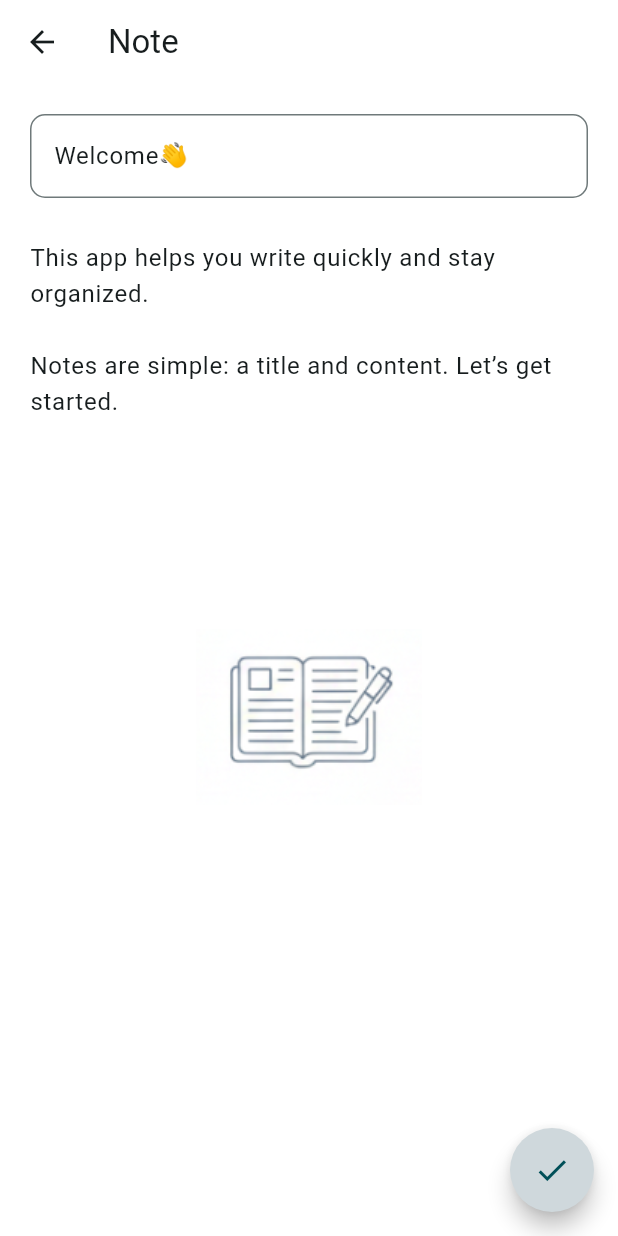
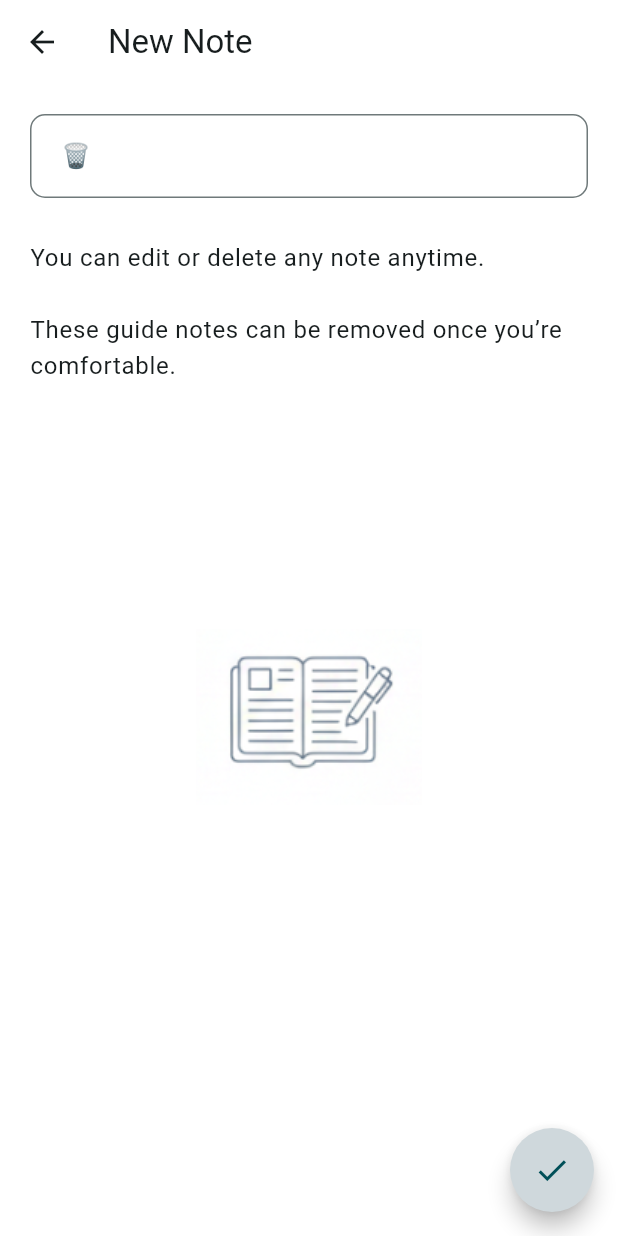
Before and after one commit to varinder56/notes_app, a Flutter app: the NoteDetailPage screen opened directly with sample values from the repository, on a phone screen of 412 x 824 dp. Run offline on Flutter 3.47's test engine with Material 3 defaults, Android fonts, the phone set to English and light mode, and no system bars; our stand-ins replace font_awesome_flutter, shared_preferences, sqflite; accounts and stored records are empty.

Commit message:
DataBase Added

```diff
--- a/lib/data/local_data/data_connection.dart
+++ b/lib/data/local_data/data_connection.dart
@@ -64,4 +64,10 @@ class DBHelper {
       whereArgs: [note.id],
     );
   }
+  //      //         //
+
+  Future<void> deleteNote(int id) async {
+    final db = await getDB();
+    await db.delete(tableName, where: "$col_1 = ?", whereArgs: [id]);
+  }
 }
--- a/lib/note_screen.dart
+++ b/lib/note_screen.dart
@@ -41,7 +41,13 @@ class _NoteDetailPageState extends State<NoteDetailPage> {
       backgroundColor: Colors.white,
       appBar: AppBar(
         backgroundColor: Colors.white,
-        title: Text("Note"),
+        title: Text(
+          widget.mode == NoteMode.create
+              ? "New Note"
+              : (widget.note!.title.isNotEmpty
+                    ? widget.note!.title
+                    : widget.note!.content.split('\n').first),
+        ),
         actions: _mode == NoteMode.view
             ? [
                 IconButton(
@@ -88,7 +94,8 @@ class _NoteDetailPageState extends State<NoteDetailPage> {
                       },
                     );
 
-                    if (confirm == true) {
+                    if (confirm == true && widget.note?.id != null) {
+                      await DBHelper.getDBinstance.deleteNote(widget.note!.id!);
                       navigator.pop(NoteAction.deleted);
                     }
                   },
@@ -154,17 +161,23 @@ class _NoteDetailPageState extends State<NoteDetailPage> {
                 borderRadius: BorderRadius.circular(30),
               ),
               onPressed: () async {
+                final navigator = Navigator.of(context);
                 if (contentController.text.trim().isEmpty) {
                   Navigator.pop(context);
                   return;
                 }
-                final currentNote = createNote(
+                final currentNote = ANote(
+                  id: widget.note?.id,
                   title: titleController.text,
                   content: contentController.text,
                   date: DateTime.now(),
                 );
-                await DBHelper.getDBinstance.insertNote(currentNote);
-                Navigator.pop(context, true);
+                if (_mode == NoteMode.edit) {
+                  await DBHelper.getDBinstance.updateNote(currentNote);
+                } else {
+                  await DBHelper.getDBinstance.insertNote(currentNote);
+                }
+                navigator.pop(true);
               },
               child: Icon(Icons.check_outlined, size: 25),
             )
--- a/lib/sun.dart
+++ b/lib/sun.dart
@@ -29,15 +29,6 @@ class ANote {
 }
 
 ////////////////////////////////////////////////////////////////////////////////////////////
-ANote createNote({
-  required String title,
-  required String content,
-  required DateTime date,
-}) {
-  return ANote(title: title, content: content, date: date);
-}
-
-////////////////////////////////////////////////////////////////////////////////////////////
 String previewText(String content) {
   final lines = content.split('\n');
 
@@ -56,10 +47,24 @@ enum NoteAction { deleted }
 List<ANote> onboardingNotes() {
   return [
     ANote(
-      title: "Welcome👋",
+      title: " 🗑️",
       content:
-          "This app helps you write quickly and stay organized.\n\n"
-          "Notes are simple: a title and content. Let’s get started.",
+          "You can edit or delete any note anytime.\n\n"
+          "These guide notes can be removed once you’re comfortable.",
+      date: DateTime.now(),
+    ),
+    ANote(
+      title: "Smart Titles 🧠",
+      content:
+          "If you forget to add a title,\n"
+          "the first line of your note is shown as the title — only for display.",
+      date: DateTime.now(),
+    ),
+    ANote(
+      title: "Edit & Save ✏️",
+      content:
+          "Open any note and tap the edit icon.\n\n"
+          "Changes are saved when you tap the ✔ button.",
       date: DateTime.now(),
     ),
     ANote(
@@ -70,24 +75,10 @@ List<ANote> onboardingNotes() {
       date: DateTime.now(),
     ),
     ANote(
-      title: "Edit & Save ✏️",
+      title: "Welcome👋",
       content:
-          "Open any note and tap the edit icon.\n\n"
-          "Changes are saved when you tap the ✔ button.",
-      date: DateTime.now(),
-    ),
-    ANote(
-      title: "Smart Titles 🧠",
-      content:
-          "If you forget to add a title,\n"
-          "the first line of your note is shown as the title — only for display.",
-      date: DateTime.now(),
-    ),
-    ANote(
-      title: " 🗑️",
-      content:
-          "You can edit or delete any note anytime.\n\n"
-          "These guide notes can be removed once you’re comfortable.",
+          "This app helps you write quickly and stay organized.\n\n"
+          "Notes are simple: a title and content. Let’s get started.",
       date: DateTime.now(),
     ),
   ];
```
Also changed, not shown: lib/main_screen.dart (+11 -17 lines).
